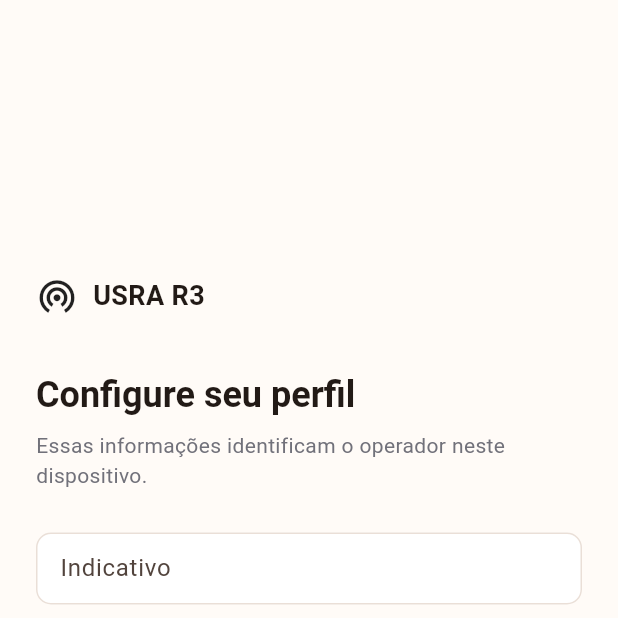
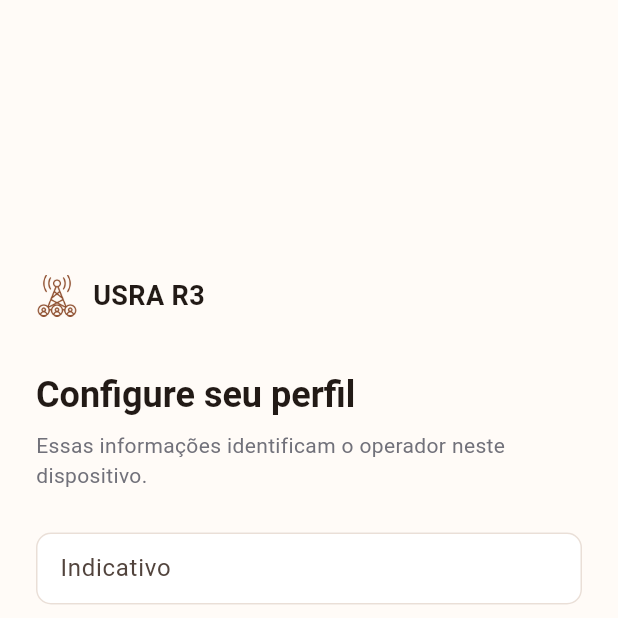
Before and after one commit to SamuelMoraesF/usra-r3-app, a Flutter app: the screen it shows after launch, on a phone screen of 412 x 824 dp, the top half of it. Run offline on Flutter 3.47's test engine with Material 3 defaults, Android fonts, the phone set to English and light mode, and no system bars; our stand-ins replace drift, drift_flutter, file_picker, geolocator, package_info_plus, sentry_flutter and 3 more; missing offline and left inert: dart:js_interop, maplibre_gl; accounts and stored records are empty; generated files the repository leaves out were written again.

Commit message:
chore: padronizar identidade do aplicativo

```diff
--- /dev/null
+++ b/lib/branding.dart
@@ -0,0 +1,14 @@
+/// Identidade textual exibida pelo aplicativo.
+///
+/// Identificadores técnicos (package name, application ID e nome do banco)
+/// permanecem definidos nas configurações nativas e não devem ser alterados
+/// para acompanhar mudanças de marca.
+abstract final class AppBranding {
+  static const name = 'USRA R3';
+  static const description = 'Rede de Radiocomunicação Resiliente (R3).';
+  static const publisher = 'USRA (União Santamariense de Radioamadores)';
+  static const website = 'https://py3ur.blogspot.com/';
+  static const aboutSummary = '$name — logbook offline da $description';
+  static const csvSubject = '$name logbook';
+  static const markAsset = 'assets/branding/usra_r3_mark.png';
+}
--- a/lib/main.dart
+++ b/lib/main.dart
@@ -16,6 +16,7 @@ import 'package:sentry_flutter/sentry_flutter.dart';
 
 import 'data/database.dart';
 import 'data/csv_transfer.dart';
+import 'branding.dart';
 import 'grid_locator.dart';
 import 'widgets/grid_locator_field.dart';
 import 'map/offline_map.dart';
@@ -86,7 +87,7 @@ class _UsraR3AppState extends State<UsraR3App> {
   @override
   Widget build(BuildContext context) {
     return MaterialApp(
-      title: 'USRA R3',
+      title: AppBranding.name,
       navigatorKey: navigatorKey,
       debugShowCheckedModeBanner: false,
       builder: (context, child) {
@@ -567,7 +568,7 @@ class _HomePageState extends State<HomePage> {
               mainAxisAlignment: MainAxisAlignment.spaceBetween,
               children: [
                 Text(
-                  'USRA R3',
+                  AppBranding.name,
                   style: Theme.of(
                     context,
                   ).textTheme.titleLarge?.copyWith(fontWeight: FontWeight.w700),
@@ -1728,19 +1729,17 @@ class _SettingsPageState extends State<SettingsPage> {
               contentPadding: EdgeInsets.zero,
               leading: const Icon(Icons.info_outline),
               title: Text(version),
-              subtitle: const Text(
-                'USRA R3 — logbook offline da Rede de Radiocomunicação Resiliente (R3).',
-              ),
+              subtitle: const Text(AppBranding.aboutSummary),
             );
           },
         ),
         const SizedBox(height: 8),
         const Text(
-          'Desenvolvido pela USRA (União Santamariense de Radioamadores) '
-          'para a Rede de Radiocomunicação Resiliente (R3).',
+          'Desenvolvido pela ${AppBranding.publisher} para a '
+          '${AppBranding.description}',
         ),
         const SizedBox(height: 6),
-        const SelectableText('Site da USRA: https://py3ur.blogspot.com/'),
+        const SelectableText('Site da USRA: ${AppBranding.website}'),
       ],
     ),
   );
@@ -1758,7 +1757,7 @@ class _SettingsPageState extends State<SettingsPage> {
               name: 'usra-r3-logbook.csv',
             ),
           ],
-          subject: 'USRA R3 logbook',
+          subject: AppBranding.csvSubject,
         ),
       );
     } catch (error) {
@@ -1879,17 +1878,23 @@ class _SettingsResult {
 class _Brand extends StatelessWidget {
   const _Brand();
   @override
-  Widget build(BuildContext context) => const Row(
+  Widget build(BuildContext context) {
+    final color = Theme.of(context).colorScheme.primary;
+    return Row(
       mainAxisSize: MainAxisSize.min,
       children: [
-      Icon(Icons.wifi_tethering, size: 28),
-      SizedBox(width: 10),
-      Text(
-        'USRA R3',
+        ColorFiltered(
+          colorFilter: ColorFilter.mode(color, BlendMode.srcIn),
+          child: Image.asset(AppBranding.markAsset, width: 28, height: 28),
+        ),
+        const SizedBox(width: 10),
+        const Text(
+          AppBranding.name,
           style: TextStyle(fontSize: 18, fontWeight: FontWeight.w700),
         ),
       ],
     );
+  }
 }
 
 class UpperCaseFormatter extends TextInputFormatter {
--- a/pubspec.yaml
+++ b/pubspec.yaml
@@ -77,6 +77,7 @@ flutter:
   uses-material-design: true
 
   assets:
+    - assets/branding/
     - assets/maps/
 
   # To add assets to your application, add an assets section, like this:
```
Also changed, not shown: assets/branding/usra_r3_mark.png (added), 37 other files. Lines whose indentation alone changed are shown as unchanged.
